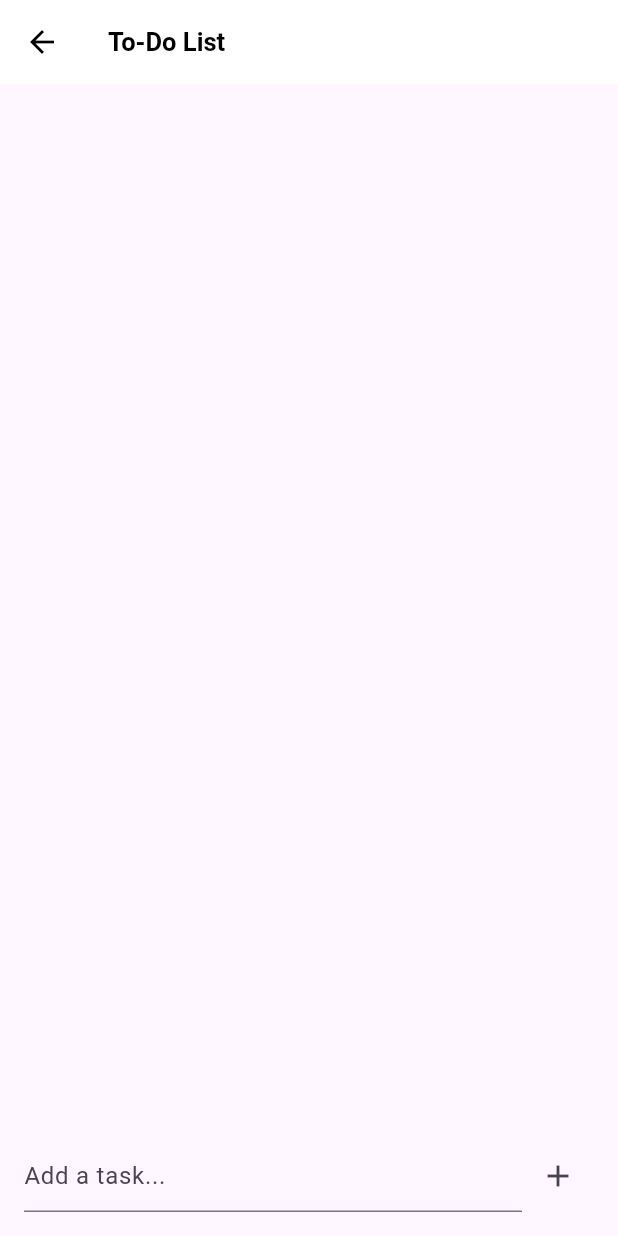
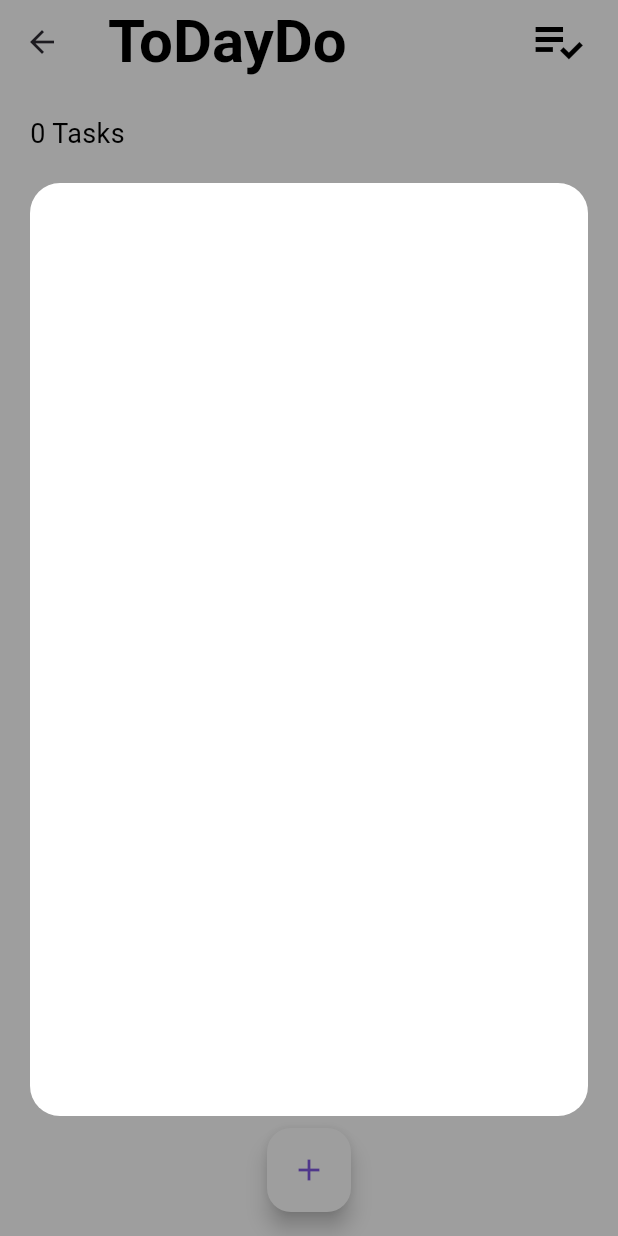
Before and after one commit to Adel-Altwaish/UniHub, a Flutter app: the HomePage screen opened by its route, after a tap on "Daily tasks", on a phone screen of 412 x 824 dp. Run offline on Flutter 3.47's test engine with Material 3 defaults, Android fonts, the light colour scheme and no system bars; our stand-ins replace awesome_dialog, firebase_auth, firebase_core, google_sign_in, hive, hive_flutter; accounts and stored records are empty.

Commit message:
Add ToDo

```diff
--- a/lib/Pages/HomePage.dart
+++ b/lib/Pages/HomePage.dart
@@ -5,9 +5,9 @@ import 'package:firebase_auth/firebase_auth.dart';
 import 'package:flutter/material.dart';
 import 'package:google_sign_in/google_sign_in.dart';
 import 'package:uni_hub/Pages/book.dart';
-import 'package:uni_hub/Pages/daily_tasks.dart';
 import 'package:uni_hub/Pages/schedule.dart';
 import 'package:uni_hub/Pages/time.dart';
+import 'package:uni_hub/todo/screens/tasks_screen.dart';
 
 class HomePage extends StatelessWidget {
   const HomePage({super.key});
@@ -88,7 +88,7 @@ class HomePage extends StatelessWidget {
                 onTap: () {
                   Navigator.push(
                     context,
-                    MaterialPageRoute(builder: (context) => MyToDoList()),
+                    MaterialPageRoute(builder: (context) => TasksScreen()),
                   );
                 },
                 child: Container(
--- /dev/null
+++ b/lib/todo/moudels/constant.dart
@@ -0,0 +1 @@
+const kTasksBox = 'tasks_box';
--- /dev/null
+++ b/lib/todo/moudels/task_data.dart
@@ -0,0 +1,60 @@
+// task_data.dart
+
+// ignore_for_file: unnecessary_null_comparison, avoid_print
+
+import 'package:flutter/foundation.dart';
+import 'package:hive/hive.dart';
+import 'package:uni_hub/todo/moudels/task_model.dart';
+
+class TaskData extends ChangeNotifier {
+  late Box<TaskModel>? taskBox;
+
+  Future<void> openHiveBox() async {
+    taskBox = await Hive.openBox<TaskModel>('tasks_box');
+    notifyListeners();
+  }
+
+  Future<void> init() async {
+    await openHiveBox();
+  }
+
+  void addTasks(String newTaskTitle) {
+    print('Adding task: $newTaskTitle');
+    if (taskBox != null) {
+      taskBox!.add(TaskModel(name: newTaskTitle, isDone: false));
+      notifyListeners();
+    } else {
+      print('taskBox is null');
+    }
+  }
+
+  void updateTask(TaskModel task) {
+    if (taskBox != null) {
+      task.doneChange();
+      task.save();
+      notifyListeners();
+    } else {
+      print('taskBox is null');
+    }
+  }
+
+  void deleteTask(TaskModel task) {
+    if (taskBox != null) {
+      task.delete();
+      notifyListeners();
+    } else {
+      if (kDebugMode) {
+        print('taskBox is null');
+      }
+    }
+  }
+
+  List<TaskModel>? get tasks {
+    if (taskBox != null) {
+      return taskBox?.values.toList();
+    } else {
+      print('taskBox is null');
+      return [];
+    }
+  }
+}
--- /dev/null
+++ b/lib/todo/moudels/task_model.dart
@@ -0,0 +1,21 @@
+import 'package:hive/hive.dart';
+
+part 'task_model.g.dart';
+
+@HiveType(typeId: 0)
+class TaskModel extends HiveObject {
+  @HiveField(0)
+  final String name;
+  @HiveField(1)
+  bool isDone;
+
+  TaskModel({
+    required this.name,
+    required this.isDone,
+  });
+
+  void doneChange() {
+    isDone = !isDone;
+    save(); // Save the changes to Hive
+  }
+}
--- /dev/null
+++ b/lib/todo/screens/tasks_screen.dart
@@ -0,0 +1,95 @@
+// ignore_for_file: prefer_const_literals_to_create_immutables, prefer_const_constructors, avoid_print, unnecessary_brace_in_string_interps
+
+import 'package:flutter/material.dart';
+import 'package:provider/provider.dart';
+import 'package:uni_hub/todo/screens/add_tasks_screen.dart';
+
+import '../moudels/task_data.dart';
+import '../widgets/tasks_list.dart';
+
+class TasksScreen extends StatelessWidget {
+  const TasksScreen({super.key});
+
+  @override
+  Widget build(BuildContext context) {
+    return Scaffold(
+      appBar: AppBar(
+        backgroundColor: Colors.grey,
+        actions: [
+          Icon(
+            Icons.playlist_add_check,
+            size: 40,
+            color: Colors.black,
+          ),
+          SizedBox(width: 20),
+        ],
+        title: Text(
+          'ToDayDo',
+          style: TextStyle(
+            color: Colors.black,
+            fontSize: 40,
+            fontWeight: FontWeight.bold,
+          ),
+        ),
+      ),
+      floatingActionButtonLocation: FloatingActionButtonLocation.centerFloat,
+      floatingActionButton: FloatingActionButton(
+        onPressed: () {
+          showModalBottomSheet(
+            isScrollControlled: true,
+            context: context,
+            builder: (context) => SingleChildScrollView(
+              child: Container(
+                padding: EdgeInsets.only(
+                  bottom: MediaQuery.of(context).viewInsets.bottom,
+                ),
+                child: AddTasksScreen((newTaskTitle) {}),
+              ),
+            ),
+          );
+        },
+        backgroundColor: Colors.grey,
+        child: Icon(Icons.add),
+      ),
+      backgroundColor: Colors.grey,
+      body: Padding(
+        padding: const EdgeInsets.only(
+          top: 20,
+          left: 20,
+          right: 20,
+          bottom: 80,
+        ),
+        child: Column(
+          crossAxisAlignment: CrossAxisAlignment.start,
+          children: [
+            Consumer<TaskData>(
+              builder: (context, taskData, child) {
+                final tasksCount = taskData.tasks?.length ?? 0;
+                print('Tasks count: $tasksCount');
+                return Text(
+                  '${tasksCount} Tasks',
+                  style: TextStyle(
+                    color: Colors.black,
+                    fontSize: 18,
+                  ),
+                );
+              },
+            ),
+            SizedBox(height: 20),
+            Expanded(
+              child: Container(
+                decoration: BoxDecoration(
+                  color: Colors.white,
+                  borderRadius: BorderRadius.all(
+                    Radius.circular(20),
+                  ),
+                ),
+                child: TasksList(),
+              ),
+            ),
+          ],
+        ),
+      ),
+    );
+  }
+}
--- /dev/null
+++ b/lib/todo/widgets/tasks_list.dart
@@ -0,0 +1,32 @@
+import 'package:flutter/material.dart';
+import 'package:provider/provider.dart';
+import 'package:uni_hub/todo/moudels/task_data.dart';
+
+import 'task_tile.dart';
+
+class TasksList extends StatelessWidget {
+  const TasksList({super.key});
+
+  @override
+  Widget build(BuildContext context) {
+    return Consumer<TaskData>(
+      builder: (context, taskData, child) {
+        return ListView.builder(
+          itemCount: taskData.tasks!.length,
+          itemBuilder: (context, index) {
+            return TaskTile(
+              isChecked: taskData.tasks![index].isDone,
+              taskTitle: taskData.tasks![index].name,
+              checkBoxChange: (newValue) {
+                taskData.updateTask(taskData.tasks![index]);
+              },
+              listTileDelete: () {
+                taskData.deleteTask(taskData.tasks![index]);
+              },
+            );
+          },
+        );
+      },
+    );
+  }
+}
--- a/pubspec.yaml
+++ b/pubspec.yaml
@@ -39,6 +39,8 @@ dependencies:
   awesome_dialog: ^3.2.0
   flutter:
     sdk: flutter
+  provider: ^6.1.1
+  hive_flutter: ^1.1.0
 
 dev_dependencies:
   flutter_test:
```
Also changed, not shown: lib/main.dart (+27 -35 lines), lib/main1.dart (added, +75 -0 lines), lib/todo/moudels/task.dart (added, +10 -0 lines), lib/todo/screens/add_tasks_screen.dart (added, +54 -0 lines), lib/todo/widgets/task_tile.dart (added, +34 -0 lines), lib/todo/moudels/task_model.g.dart (added), pubspec.lock, 2 other files.
